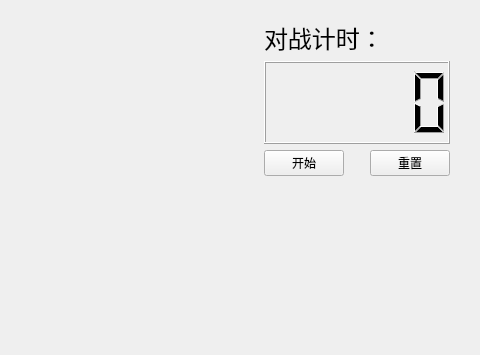
Above: ChessBoard.ui from XMuli/ChineseChess before the change; both pictures show x 676 to 1156 and y 0 to 355 of the 1156 by 940 pixel window. Below: the same form after it.
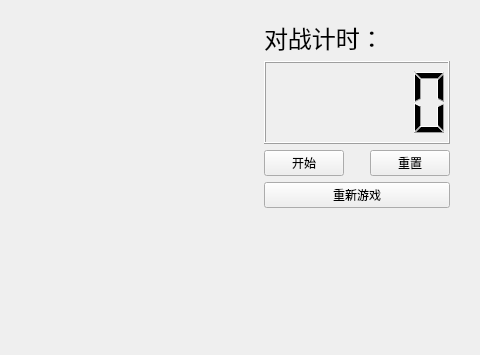
That is the form after the change. Icons and pictures are not drawn.

Commit message: feat: add restart game function

```diff
--- a/ChessBoard.ui
+++ b/ChessBoard.ui
@@ -143,6 +143,13 @@
          </item>
         </layout>
        </item>
+       <item>
+        <widget class="QPushButton" name="pushButton_restart">
+         <property name="text">
+          <string>重新游戏</string>
+         </property>
+        </widget>
+       </item>
        <item>
         <spacer name="verticalSpacer">
          <property name="orientation">
```
Left out of the diff: 2 changed lines with no effect on the pictures. The commit also changes 2 other files.
